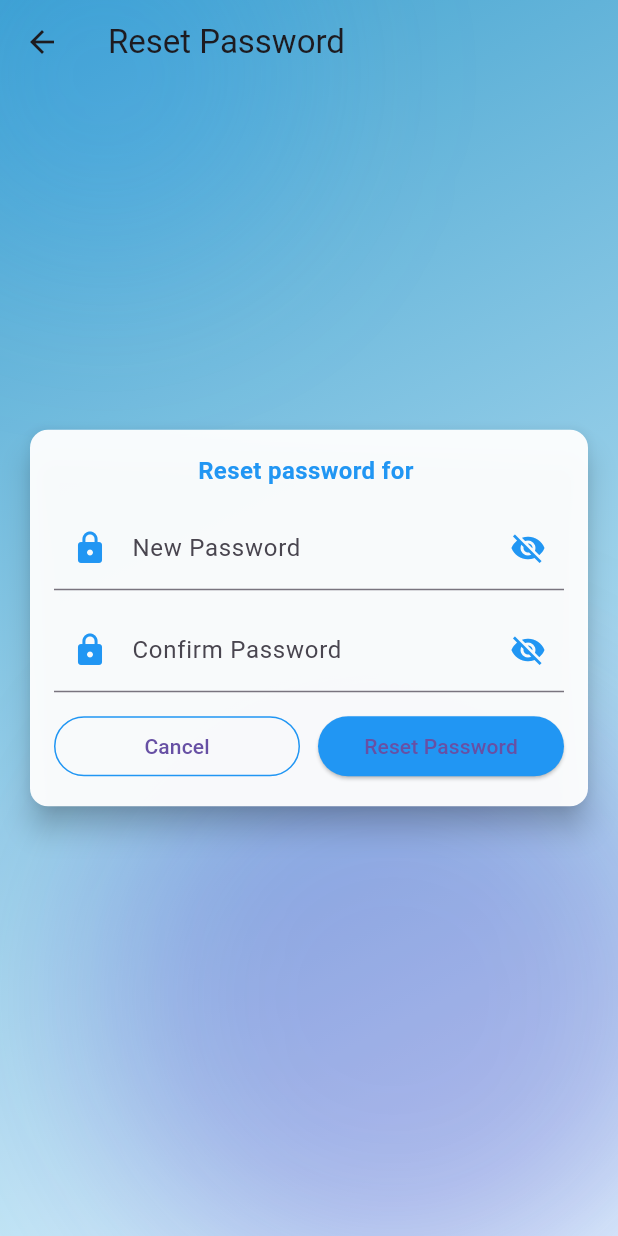
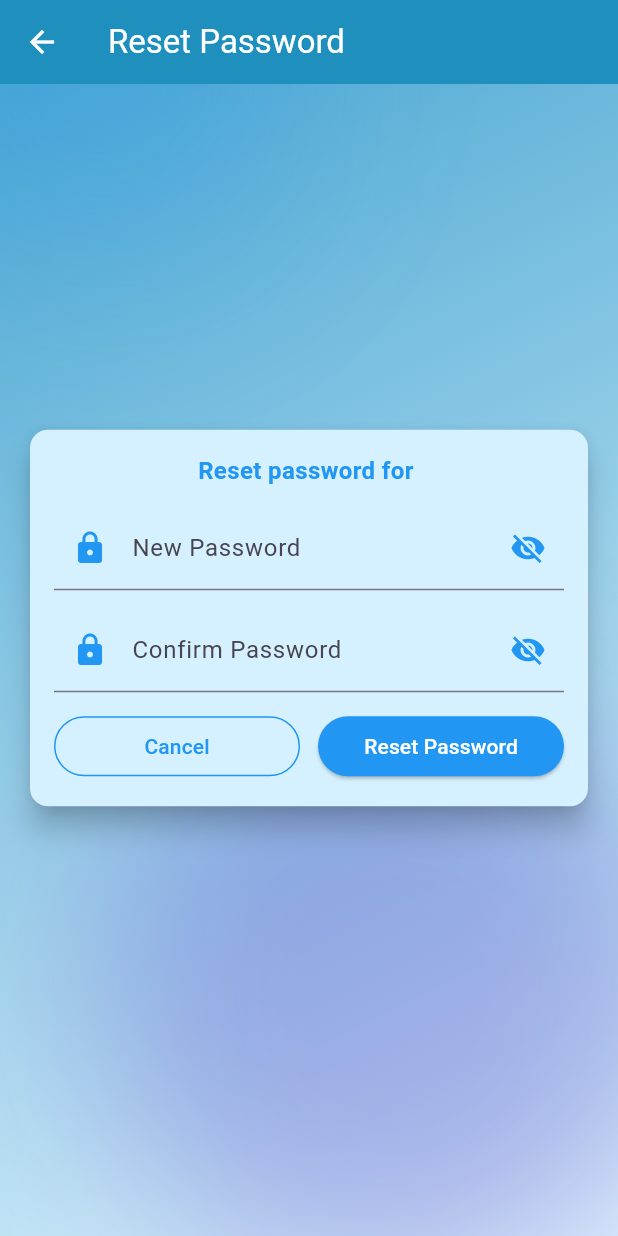
Before and after one commit to Al-Saihan/Part-Timer-App, a Flutter app: the ResetPasswordPage screen opened directly with empty values, on a phone screen of 412 x 824 dp. Run offline on Flutter 3.47's test engine with Material 3 defaults, Android fonts, the phone set to English and light mode, and no system bars; our stand-ins replace flutter_dotenv, shared_preferences; accounts and stored records are empty.

Commit message:
style: apply blue gradient theme to reset password screen

```diff
--- a/lib/screens/reset_password.dart
+++ b/lib/screens/reset_password.dart
@@ -60,7 +60,8 @@ class _ResetPasswordPageState extends State<ResetPasswordPage> {
       extendBodyBehindAppBar: true,
       appBar: AppBar(
         title: const Text('Reset Password'),
-        backgroundColor: Colors.transparent,
+        backgroundColor: const Color.fromARGB(255, 31, 143, 189),
+        foregroundColor: Colors.white,
         elevation: 0,
       ),
       body: Stack(
@@ -118,7 +119,7 @@ class _ResetPasswordPageState extends State<ResetPasswordPage> {
                 constraints: const BoxConstraints(maxWidth: 600),
                 child: Card(
                   elevation: 8,
-                  color: Colors.white.withAlpha(243),
+                  color: const Color.fromARGB(255, 213, 240, 255),
                   shape: RoundedRectangleBorder(
                     borderRadius: BorderRadius.circular(12),
                   ),
@@ -208,7 +209,7 @@ class _ResetPasswordPageState extends State<ResetPasswordPage> {
                                         side: const BorderSide(color: Colors.blue),
                                       ),
                                       onPressed: () => Navigator.pop(context),
-                                      child: const Text('Cancel'),
+                                      child: const Text('Cancel' , style: TextStyle(color: Colors.blue),),
                                     ),
                                   ),
                                   const SizedBox(width: 12),
@@ -227,7 +228,7 @@ class _ResetPasswordPageState extends State<ResetPasswordPage> {
                                                 color: Colors.white,
                                               ),
                                             )
-                                          : const Text('Reset Password'),
+                                          : const Text('Reset Password', style: TextStyle(color: Colors.white),),
                                     ),
                                   ),
                                 ],
```
